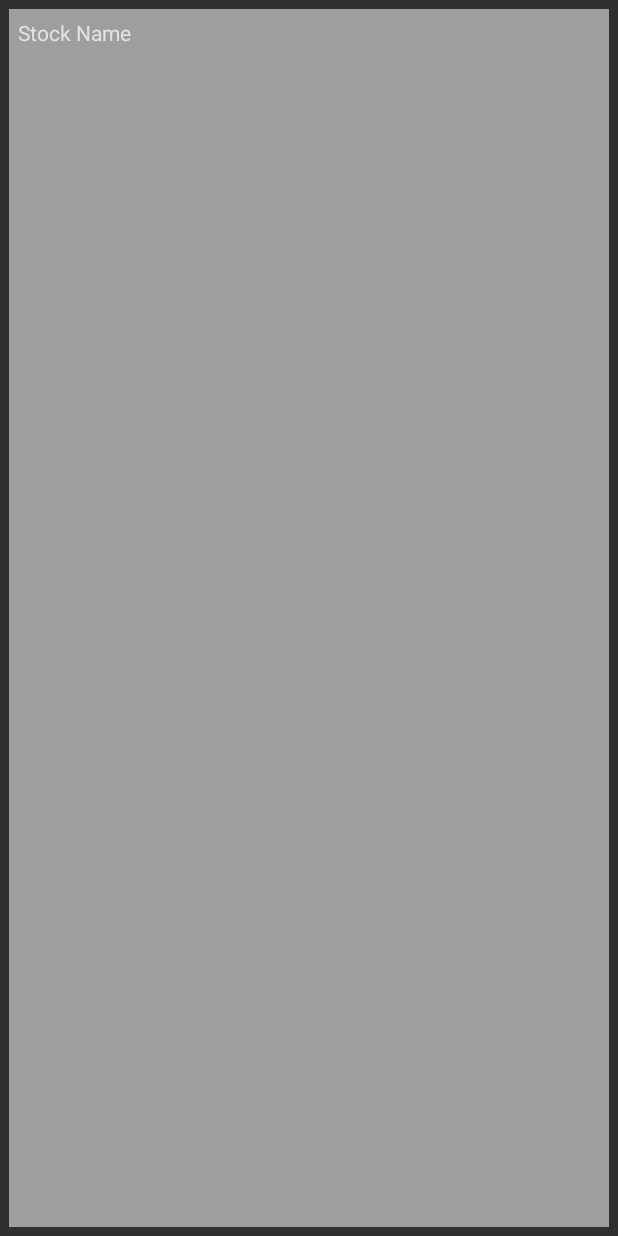
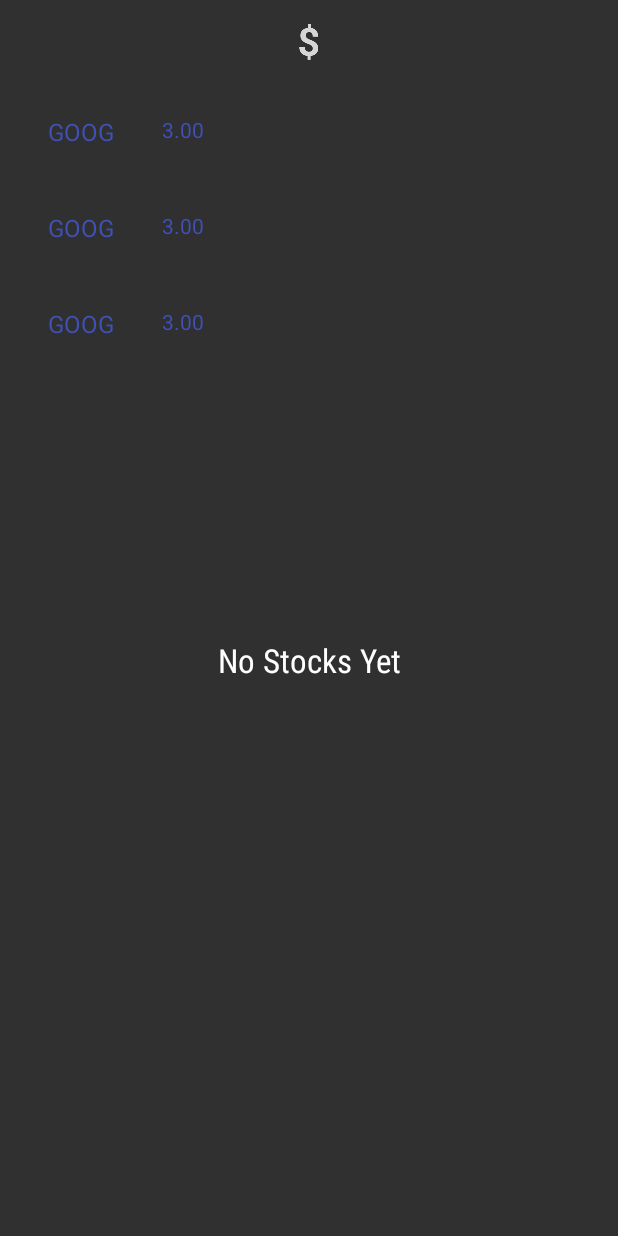
Before and after one commit to robbiestells/StockHawk, an Android app: the layout widget_provider_layout.xml on its own in the app's theme, with its tools: preview values and no code run, on a phone screen of 412 x 824 dp. Run offline under Robolectric (Android 15) with nearby library versions, the phone set to English and light mode, and no system bars.

Commit message:
trying to make widget

```diff
--- a/app/src/main/java/com/udacity/stockhawk/widget/widgetProvider.java
+++ b/app/src/main/java/com/udacity/stockhawk/widget/widgetProvider.java
@@ -3,6 +3,7 @@ package com.udacity.stockhawk.widget;
 import android.app.PendingIntent;
 import android.appwidget.AppWidgetManager;
 import android.appwidget.AppWidgetProvider;
+import android.content.ComponentName;
 import android.content.Context;
 import android.content.Intent;
 import android.net.Uri;
@@ -10,6 +11,8 @@ import android.widget.RemoteViews;
 import android.widget.Toast;
 
 import com.udacity.stockhawk.R;
+import com.udacity.stockhawk.sync.QuoteSyncJob;
+import com.udacity.stockhawk.ui.MainActivity;
 
 /**
  * Created by rsteller on 12/14/2016.
@@ -20,11 +23,29 @@ public class WidgetProvider extends AppWidgetProvider {
     @Override
     public void onReceive(Context context, Intent intent) {
         super.onReceive(context, intent);
+        if (QuoteSyncJob.ACTION_DATA_UPDATED.equals(intent.getAction())) {
+            AppWidgetManager appWidgetManager = AppWidgetManager.getInstance(context);
+            int[] appWidgetIds = appWidgetManager.getAppWidgetIds(
+                    new ComponentName(context, getClass()));
+            appWidgetManager.notifyAppWidgetViewDataChanged(appWidgetIds, R.id.widgetCollectionList);
+        }
     }
 
     @Override
     public void onUpdate(Context context, AppWidgetManager appWidgetManager,
                          int[] appWidgetIds) {
-        super.onUpdate(context, appWidgetManager, appWidgetIds);
+        for (int appWidgetId : appWidgetIds) {
+            RemoteViews views = new RemoteViews(
+                    context.getPackageName(),
+                    R.layout.widget_provider_layout);
+
+            Intent intent = new Intent(context, MainActivity.class);
+            PendingIntent pendingIntent = PendingIntent.getActivity(context,
+                    0, intent, 0);
+            views.setOnClickPendingIntent(R.id.widget, pendingIntent);
+
+            appWidgetManager.updateAppWidget(appWidgetId, views);
+
+        }
     }
 }
--- /dev/null
+++ b/app/src/main/res/layout/widget_list_item.xml
@@ -0,0 +1,42 @@
+<?xml version="1.0" encoding="utf-8"?>
+<FrameLayout xmlns:android="http://schemas.android.com/apk/res/android"
+    xmlns:tools="http://schemas.android.com/tools"
+    android:id="@+id/widget_list_item"
+    android:layout_width="match_parent"
+    android:layout_height="wrap_content">
+
+    <LinearLayout
+        android:layout_width="match_parent"
+        android:layout_height="wrap_content"
+        android:gravity="center_vertical"
+        android:minHeight="?android:attr/listPreferredItemHeight"
+        android:orientation="horizontal"
+        android:paddingLeft="@dimen/abc_list_item_padding_horizontal_material"
+        android:paddingRight="@dimen/abc_list_item_padding_horizontal_material">
+
+        <LinearLayout
+            android:layout_width="0dp"
+            android:layout_height="wrap_content"
+            android:layout_weight="7"
+            android:orientation="horizontal">
+
+            <TextView
+                android:id="@+id/stock_name"
+                android:layout_width="wrap_content"
+                android:layout_height="wrap_content"
+                android:text="GOOG"
+                android:textAppearance="@style/TextAppearance.AppCompat.Subhead"
+                android:textColor="@color/colorPrimary"
+                android:layout_margin="16dp"/>
+
+            <TextView
+                android:id="@+id/stock_price"
+                android:layout_width="wrap_content"
+                android:layout_height="match_parent"
+                android:textAppearance="@style/TextAppearance.AppCompat.Body1"
+                android:textColor="@color/colorPrimary"
+                tools:text="3.00"
+                android:layout_margin="16dp"/>
+        </LinearLayout>
+    </LinearLayout>
+</FrameLayout>
--- a/app/src/main/res/layout/widget_provider_layout.xml
+++ b/app/src/main/res/layout/widget_provider_layout.xml
@@ -1,25 +1,45 @@
 <?xml version="1.0" encoding="utf-8"?>
-<FrameLayout xmlns:android="http://schemas.android.com/apk/res/android"
+<LinearLayout xmlns:android="http://schemas.android.com/apk/res/android"
+    xmlns:tools="http://schemas.android.com/tools"
     android:layout_width="match_parent"
     android:layout_height="match_parent"
-    android:layout_margin="6dp">
+    android:orientation="vertical">
 
-    <LinearLayout
+    <FrameLayout
+        android:id="@+id/widget"
         android:layout_width="match_parent"
-        android:layout_height="match_parent"
-        android:orientation="vertical"
-        android:background="#88ffffff">
+        android:layout_height="@dimen/abc_action_bar_default_height_material"
+        >
+
+        <ImageView
+            android:layout_width="wrap_content"
+            android:layout_height="wrap_content"
+            android:layout_gravity="center"
+            android:contentDescription="@string/app_name"
+            android:src="@drawable/ic_dollar" />
+    </FrameLayout>
+
+    <FrameLayout
+        android:layout_width="match_parent"
+        android:layout_height="0dp"
+        android:layout_weight="1">
+
+        <ListView
+            android:id="@+id/widget_list"
+            android:layout_width="match_parent"
+            android:layout_height="match_parent"
+            android:divider="@null"
+            android:dividerHeight="0dp"
+            tools:listitem="@layout/widget_list_item" />
 
         <TextView
-            android:id="@+id/widget_stock_name"
-            android:layout_width="wrap_content"
-            android:layout_height="wrap_content"
-            android:layout_margin="6dp"
-            android:text="Stock Name" />
+            android:id="@+id/widget_empty"
+            android:layout_width="match_parent"
+            android:layout_height="match_parent"
+            android:fontFamily="sans-serif-condensed"
+            android:gravity="center"
+            android:text="@string/empty_forecast_list"
+            android:textAppearance="?android:textAppearanceLarge" />
+    </FrameLayout>
 
-        <ListView
-            android:layout_width="match_parent"
-            android:layout_height="wrap_content"
-            android:id="@+id/widgetCollectionList" />
-    </LinearLayout>
-</FrameLayout>
+</LinearLayout>
--- a/app/src/main/res/values/strings.xml
+++ b/app/src/main/res/values/strings.xml
@@ -40,5 +40,6 @@
     <string name="NoUpdate">Connect to internet to start</string>
     <string name="noStockMessage">\"Stock does not exist\"</string>
     <string name="title_widget_stocks">Stock Widget</string>
+    <string name="empty_forecast_list">No Stocks Yet</string>
 
 </resources>
```
